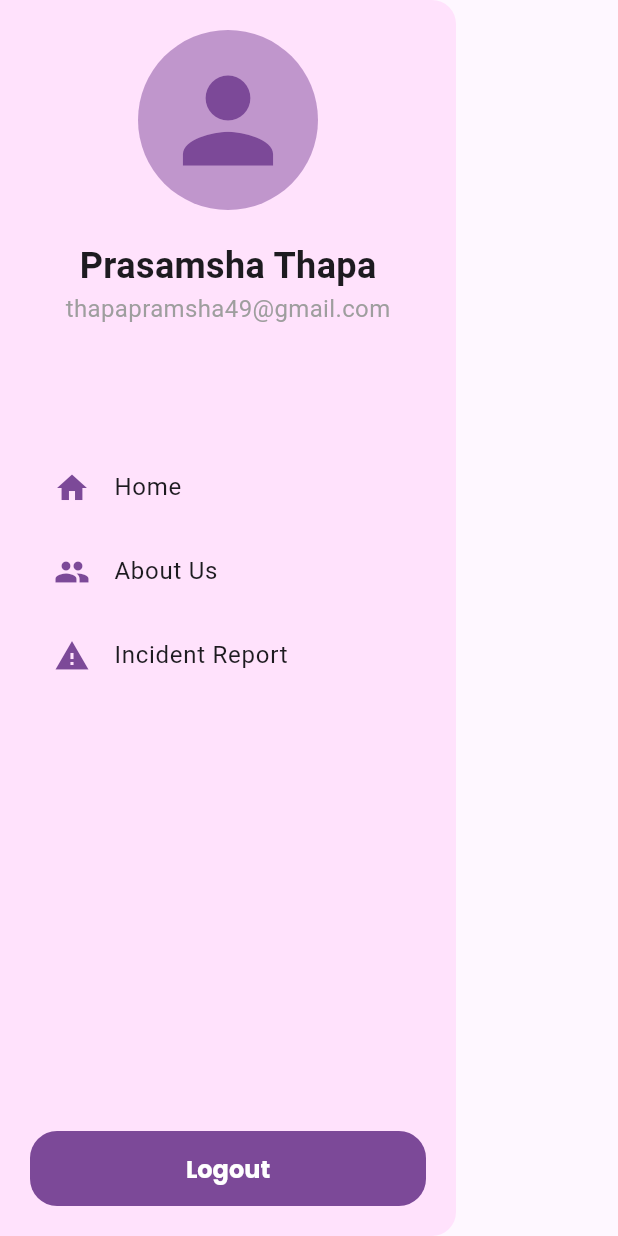
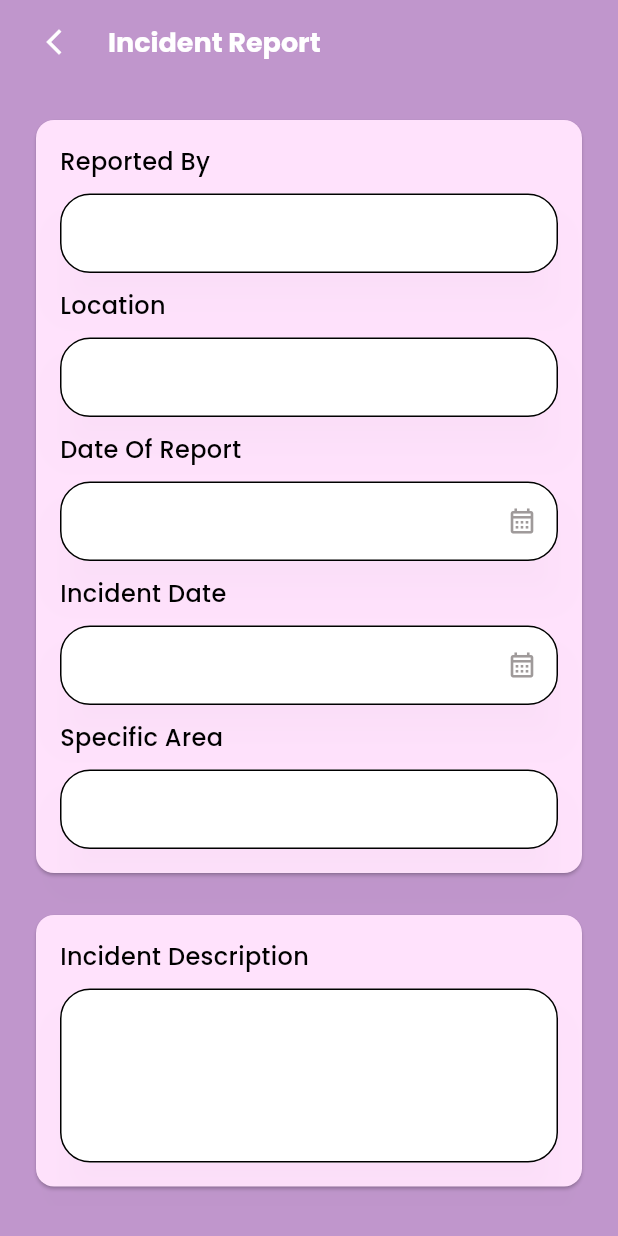
Before and after one commit to PrasamshaThapa/women-safety-app, a Flutter app: the DrawerSection widget shown alone on an empty page, opened directly, after a tap on "Incident Report", on a phone screen of 412 x 824 dp. Run offline on Flutter 3.47's test engine with Material 3 defaults, Android fonts, the phone set to English and light mode, and no system bars; our stand-ins replace flutter_contacts, flutter_map, fluttertoast, geocoding, geolocator, google_fonts and 3 more; missing offline and left inert: colorful_iconify_flutter, iconify_flutter.

Commit message:
map integration

```diff
--- a/lib/features/home/drawer.dart
+++ b/lib/features/home/drawer.dart
@@ -4,6 +4,7 @@ import '../../constants/app_colors.dart';
 import '../../constants/app_constants.dart';
 import '../../utils/buttons/expanded_filled_button.dart';
 import 'about_us_screen.dart';
+import 'incident_report_screen.dart';
 
 class DrawerSection extends StatelessWidget {
   const DrawerSection({super.key});
@@ -59,7 +60,11 @@ class DrawerSection extends StatelessWidget {
                 leading: const Icon(Icons.warning, color: AppColors.secondary),
                 title: const Text('Incident Report'),
                 onTap: () {
-                  // Handle Incident Report navigation
+                  Navigator.of(context).push(
+                    MaterialPageRoute(
+                      builder: (context) => IncidentReportScreen(),
+                    ),
+                  );
                 },
               ),
 
--- /dev/null
+++ b/lib/features/home/incident_report_screen.dart
@@ -0,0 +1,131 @@
+import 'package:flutter/material.dart';
+
+import '../../constants/app_colors.dart';
+import '../../constants/app_constants.dart';
+import '../../constants/app_spaces.dart';
+import '../../utils/app_bars/custom_app_bar.dart';
+import '../../utils/buttons/expanded_filled_button.dart';
+import '../../utils/inputs/custom_date_input.dart';
+import '../../utils/inputs/custom_input.dart';
+import '../../utils/inputs/custom_multiline_input.dart';
+import '../map/map_screen.dart';
+
+class IncidentReportScreen extends StatefulWidget {
+  const IncidentReportScreen({super.key});
+
+  @override
+  State<IncidentReportScreen> createState() => _IncidentReportScreenState();
+}
+
+class _IncidentReportScreenState extends State<IncidentReportScreen> {
+  final _formKey = GlobalKey<FormState>(); // Form key for validation
+
+  // Controllers for text fields
+  final _reportedByController = TextEditingController();
+  final _locationController = TextEditingController();
+  final _dateOfReportController = TextEditingController();
+  final _incidentDateController = TextEditingController();
+  final _specificAreaController = TextEditingController();
+  final _incidentDescriptionController = TextEditingController();
+
+  @override
+  Widget build(BuildContext context) {
+    return Scaffold(
+      backgroundColor: AppColors.background,
+      appBar: CustomAppBar(title: "Incident Report"),
+      body: SafeArea(
+        child: Padding(
+          padding: const EdgeInsets.all(AppConstants.screenPadding),
+          child: Form(
+            // Wrap with Form widget
+            key: _formKey,
+            child: SingleChildScrollView(
+              //added for scrollable
+              child: Column(
+                spacing: AppSpaces.largeSpace,
+                children: [
+                  Card(
+                    color: AppColors.lightBackground, // Light purple
+                    child: Padding(
+                      padding: const EdgeInsets.all(16.0),
+                      child: Column(
+                        crossAxisAlignment: CrossAxisAlignment.start,
+                        spacing: AppSpaces.smallSpace,
+                        children: [
+                          CustomInput(
+                            controller: _reportedByController,
+                            label: "Reported By",
+                          ),
+                          CustomInput(
+                            controller: _locationController,
+                            label: "Location",
+                          ),
+                          CustomDateInput(
+                            controller: _dateOfReportController,
+                            label: "Date Of Report",
+                          ),
+                          CustomDateInput(
+                            controller: _incidentDateController,
+                            showPastAndHideFuture: false,
+                            label: "Incident Date",
+                          ),
+                          CustomInput(
+                            controller: _specificAreaController,
+                            label: "Specific Area",
+                          ),
+                        ],
+                      ),
+                    ),
+                  ),
+                  Card(
+                    color: AppColors.lightBackground, // Light purple
+                    child: Padding(
+                      padding: const EdgeInsets.all(16),
+                      child: CustomMultiLineInput(
+                        label: "Incident Description",
+                        controller: _incidentDescriptionController,
+                      ),
+                    ),
+                  ),
+
+                  ExpandedFilledButton(
+                    title: "Submit",
+                    onTap: () {
+                      if (_formKey.currentState!.validate()) {
+                        String locationInput = _locationController.text;
+                        if (locationInput.isNotEmpty) {
+                          Navigator.push(
+                            context,
+                            MaterialPageRoute(
+                              builder:
+                                  (context) =>
+                                      MapPage(locationAddress: locationInput),
+                            ),
+                          );
+                        }
+                      }
+                    },
+                  ),
+                  const SizedBox(height: 20),
+                ],
+              ),
+            ),
+          ),
+        ),
+      ),
+      // bottomNavigationBar: CustomNavBar(),
+    );
+  }
+
+  @override
+  void dispose() {
+    // Dispose controllers to prevent memory leaks
+    _reportedByController.dispose();
+    _locationController.dispose();
+    _dateOfReportController.dispose();
+    _incidentDateController.dispose();
+    _specificAreaController.dispose();
+    _incidentDescriptionController.dispose();
+    super.dispose();
+  }
+}
```
Also changed, not shown: lib/features/home/home_screen.dart (+25 -1 lines), lib/features/map/initial_map_screen.dart (added, +319 -0 lines), lib/features/map/map_screen.dart (added, +162 -0 lines), lib/helpers/date_helper.dart (+7 -10 lines), lib/utils/inputs/custom_date_input.dart (+5 -3 lines), pubspec.yaml (+8 -0 lines), pubspec.lock, 6 other files.
